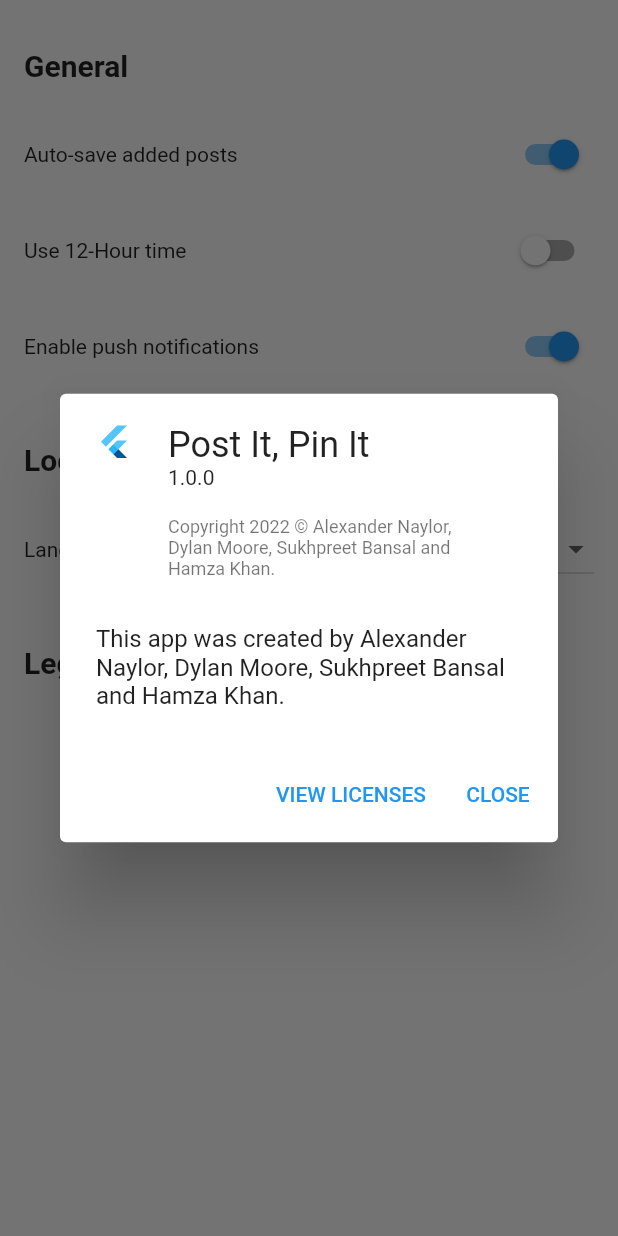
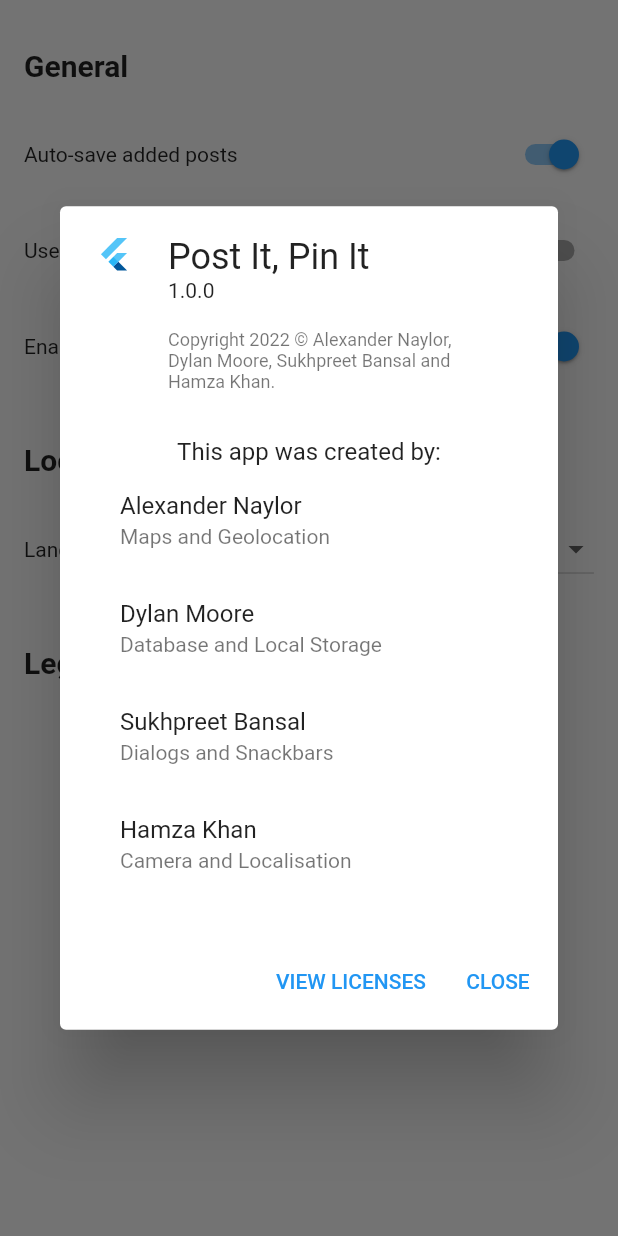
Before and after one commit to CSCI4100U/course-project-nofriendstogroupwith1, a Flutter app: the SettingsView widget shown alone on an empty page, opened directly, after a tap on "About", on a phone screen of 412 x 824 dp. Run offline on Flutter 3.47's test engine with Material 2 defaults, Android fonts, the phone set to English and light mode, and no system bars; our stand-ins replace camera, cloud_firestore, firebase_core, firebase_storage, flutter_i18n, flutter_map and 5 more; accounts and stored records are empty.

Commit message:
Update about dialog, more responsive snackbars on map

```diff
--- a/group_project/lib/views/map_view.dart
+++ b/group_project/lib/views/map_view.dart
@@ -74,6 +74,7 @@ class _MapView extends State<MapView> {
     if (streamedPosition!=null) {
       mapController.move(
           LatLng(streamedPosition!.latitude, streamedPosition!.longitude), mapController.zoom);
+          ScaffoldMessenger.of(context).clearSnackBars(); //Clear existing snackbars so this one feels snappier.
           ScaffoldMessenger.of(context).showSnackBar(
             const SnackBar(
                 content: Text(
--- a/group_project/lib/views/settings_view.dart
+++ b/group_project/lib/views/settings_view.dart
@@ -159,10 +159,17 @@ class _SettingsViewState extends State<SettingsView> {
                               applicationName: "Post It, Pin It",
                               applicationVersion: "1.0.0",
                               children: [
-                                const Padding(
-                                  padding: EdgeInsets.only(top: 30),
-                                  child: Text(
-                                      "This app was created by Alexander Naylor, Dylan Moore, Sukhpreet Bansal and Hamza Khan."),
+                                Padding(
+                                  padding: const EdgeInsets.only(top: 30),
+                                  child: Column(
+                                    children: const [
+                                      Text("This app was created by:"),
+                                      ListTile(title: Text("Alexander Naylor"), subtitle: Text("Maps and Geolocation"),),
+                                      ListTile(title: Text("Dylan Moore"), subtitle: Text("Database and Local Storage"),),
+                                      ListTile(title: Text("Sukhpreet Bansal"), subtitle: Text("Dialogs and Snackbars"),),
+                                      ListTile(title: Text("Hamza Khan"), subtitle: Text("Camera and Localisation"),),
+                                    ],
+                                  ),
                                 ),
                               ],
                               applicationLegalese:
```
